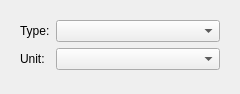
Qt form src/scipyen/gui/widgets/quantitychooserwidget.ui (ctigaret/scipyen) before a commit.
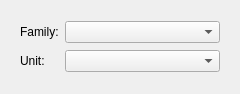
The same form after that commit.

```diff
--- a/src/scipyen/gui/widgets/quantitychooserwidget.ui
+++ b/src/scipyen/gui/widgets/quantitychooserwidget.ui
@@ -19,12 +19,12 @@
   <property name="windowTitle">
    <string>Form</string>
   </property>
-  <layout class="QGridLayout" name="gridLayout">
+  <layout class="QGridLayout" name="gridLayout_2">
    <item row="0" column="0">
     <widget class="QWidget" name="widget" native="true">
-     <layout class="QFormLayout" name="formLayout">
+     <layout class="QGridLayout" name="gridLayout">
       <item row="0" column="0">
-       <widget class="QLabel" name="typeLabel">
+       <widget class="QLabel" name="familyNameLabel">
         <property name="toolTip">
          <string>Type of physical unit (Unit &quot;Family&quot;)</string>
         </property>
@@ -35,7 +35,7 @@
          <string>Type of physical unit (Unit &quot;Family&quot;)</string>
         </property>
         <property name="text">
-         <string>Type:</string>
+         <string>Family:</string>
         </property>
         <property name="buddy">
          <cstring>unitFamilyComboBox</cstring>
```
